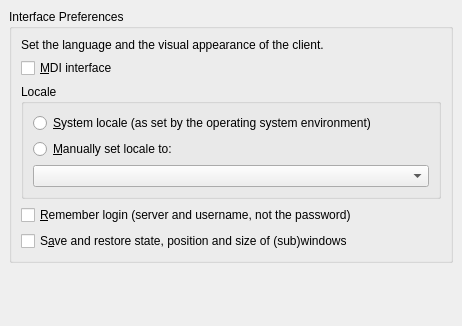
Old version of the form qtclient/PreferencesDialogInterface.ui in the repository Wolframe/qtClient.
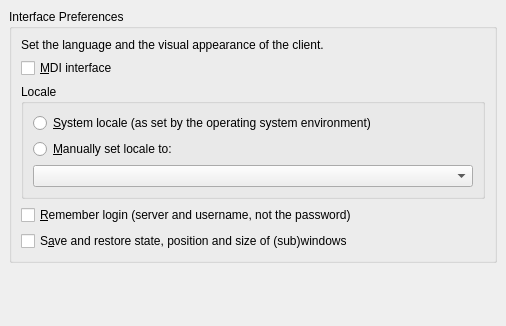
New version of the form.

Commit message: some renaming in the internals of the preferences dialog

Patch:
```diff
--- a/qtclient/PreferencesDialogInterface.ui
+++ b/qtclient/PreferencesDialogInterface.ui
@@ -6,7 +6,7 @@
    <rect>
     <x>0</x>
     <y>0</y>
-    <width>462</width>
+    <width>506</width>
     <height>326</height>
    </rect>
   </property>
```
Left out of the diff: 6 changed lines with no effect on the pictures. The commit also changes 2 other files.
